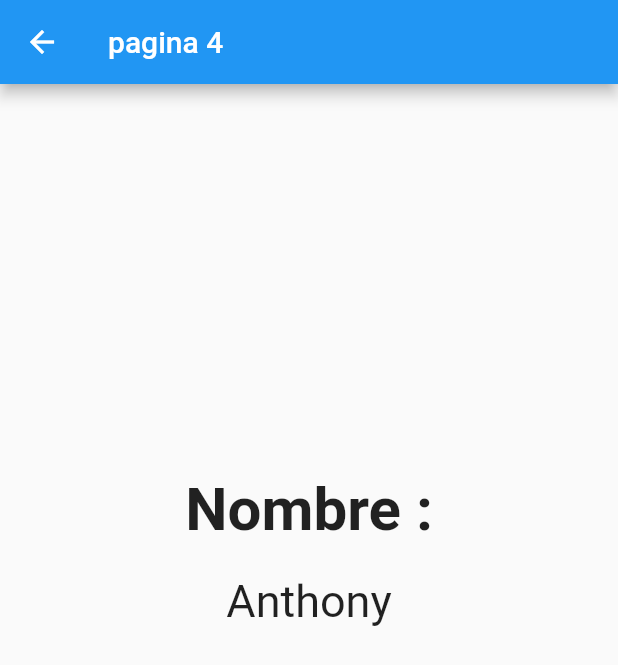
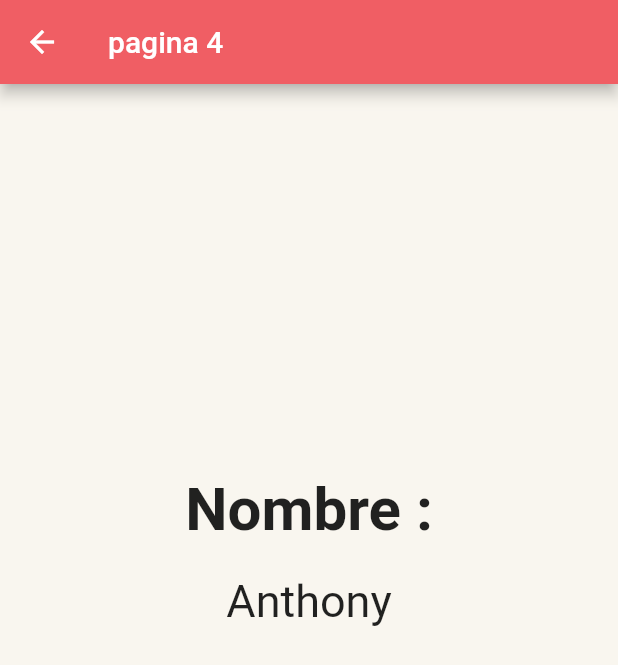
Before and after one commit to MarriedRacer/FlutterApp, a Flutter app: the NewPage3 screen opened directly, after a tap on "Anthony", on a phone screen of 412 x 824 dp. Shown: the top 665 px of the screen. Run offline on Flutter 3.47's test engine with Material 2 defaults, Android fonts, the phone set to English and light mode, and no system bars.

Commit message:
Add files via upload

```diff
--- a/lib/src/pages/new_page.dart
+++ b/lib/src/pages/new_page.dart
@@ -8,6 +8,7 @@ class NewPage extends StatelessWidget {
     // TODO: implement build
     return Scaffold(
       body: Container(
+        color: Color.fromRGBO(249, 246, 239, 1.0),
         child: Column(
           children: <Widget>[
             Container(
@@ -15,12 +16,14 @@ class NewPage extends StatelessWidget {
               child: Image.asset('assets/images/urgot.jpg',width: 300),
             ),
             Container(
-              child: Text('Urgot bb'),
+              child: Text('Urgot bb',),
               padding: EdgeInsets.all(50.0),
             ),
             Container(
               child: RaisedButton(
+                textColor: Colors.white,
                 child: Text('pagina 2'),
+                color: Color.fromRGBO(42, 200, 194, 1.0),
                 onPressed: (){
                   Navigator.push(context, MaterialPageRoute(builder: (context) => NewPage2()),);
                 },
--- a/lib/src/pages/page_four.dart
+++ b/lib/src/pages/page_four.dart
@@ -8,9 +8,11 @@ class NewPage4 extends StatelessWidget{
   Widget build(BuildContext context){
     return Scaffold(
       appBar: AppBar(
+        backgroundColor: Color.fromRGBO(240, 94, 100,1.0),
         title: Text('pagina 4'),
       ),
        body: Container(
+        color: Color.fromRGBO(249, 246, 239, 1.0),
         alignment: Alignment.topCenter,
         child: Column(children: <Widget>[
           SizedBox(
--- a/lib/src/pages/page_three.dart
+++ b/lib/src/pages/page_three.dart
@@ -29,6 +29,7 @@ class NewPage3 extends StatelessWidget {
   Widget build(BuildContext context) {
     return Scaffold(
       appBar: AppBar(
+        backgroundColor: Color.fromRGBO(240, 94, 100,1.0),
         title: Text('pagina 3'),
         ),
         body: Container(
@@ -38,6 +39,7 @@ class NewPage3 extends StatelessWidget {
             itemCount: listUser.length,
             itemBuilder: (BuildContext context, int index){
               return Container(
+                color: Color.fromRGBO(249, 246, 239, 1.0),
                 child: Column(
                   children: <Widget>[
                     Container(
@@ -46,6 +48,7 @@ class NewPage3 extends StatelessWidget {
                       margin: const EdgeInsets.only(top: 10.0),
                       child: Center(
                         child: RaisedButton(
+                          color: Color.fromRGBO(42, 200, 194, 1.0),
                           child: Center(
                             child: Text('${listUser[index]}',
                             style: TextStyle(color: Colors.white)
```
